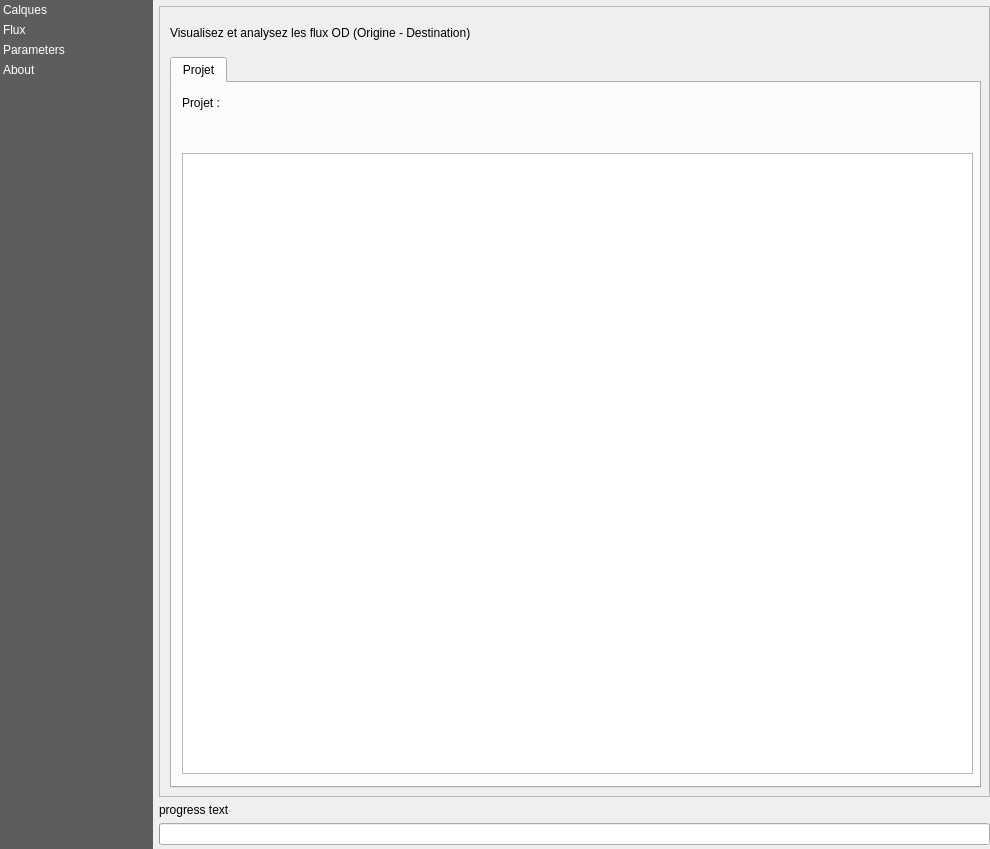
Before: the Qt Designer form tellae/dialogs/main_window.ui in tellae/qgis-tellae-plugin, drawn with Qt 5.
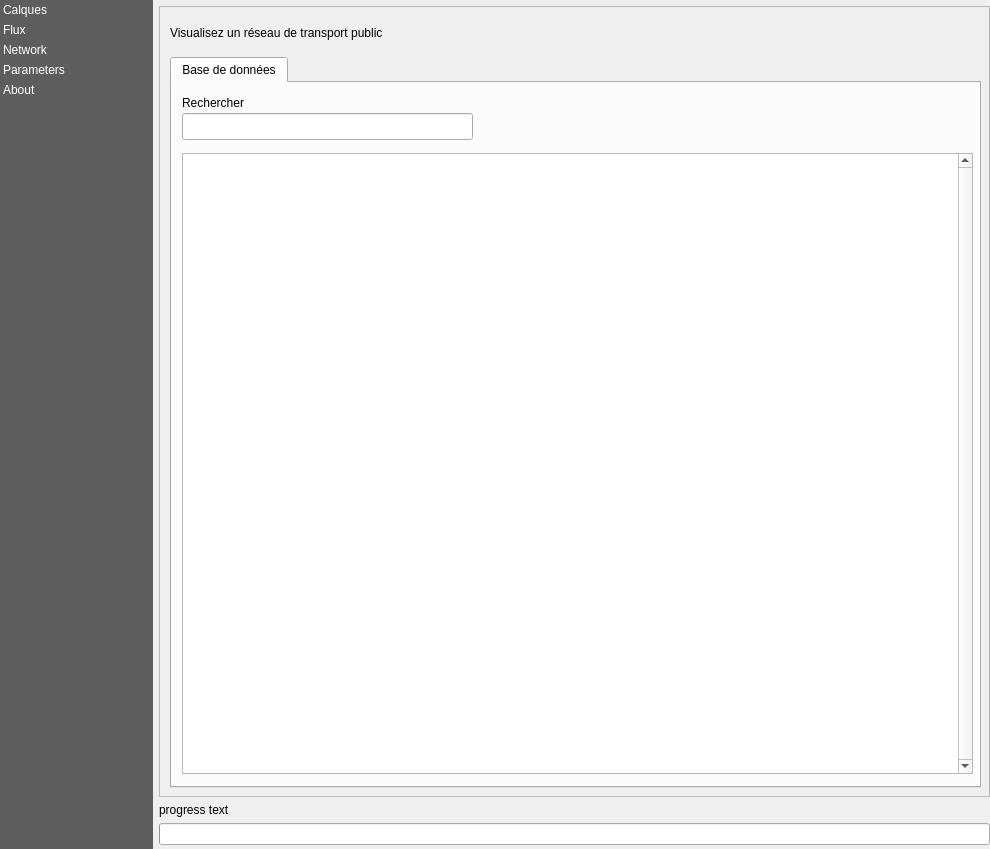
After: the same form once the commit is applied. Custom widgets are drawn as their Qt base class.

Commit message:
feat: added a Network panel (#43)
added a network panel with a "Database" tab
added new services for requesting stored networks
added new layer classes GtfsRoutesLayer and GtfsStopsLayer
refactored table logic in a DataTable class
added a constants.py module
improved group management for layers

```diff
--- a/tellae/dialogs/main_window.ui
+++ b/tellae/dialogs/main_window.ui
@@ -116,6 +116,11 @@
        <string>Flux</string>
       </property>
      </item>
+     <item>
+      <property name="text">
+       <string>Network</string>
+      </property>
+     </item>
      <item>
       <property name="text">
        <string>Parameters</string>
@@ -188,7 +193,7 @@
          <item>
           <widget class="QStackedWidget" name="stacked_panels_widget">
            <property name="currentIndex">
-            <number>1</number>
+            <number>2</number>
            </property>
            <widget class="QWidget" name="layers">
             <widget class="QWidget" name="verticalLayoutWidget">
@@ -400,6 +405,96 @@
              </layout>
             </widget>
            </widget>
+           <widget class="QWidget" name="network">
+            <widget class="QWidget" name="verticalLayoutWidget_4">
+             <property name="geometry">
+              <rect>
+               <x>10</x>
+               <y>50</y>
+               <width>811</width>
+               <height>731</height>
+              </rect>
+             </property>
+             <layout class="QVBoxLayout" name="verticalLayout_4">
+              <item>
+               <widget class="QTabWidget" name="add_network_tab">
+                <property name="currentIndex">
+                 <number>0</number>
+                </property>
+                <widget class="QWidget" name="database_2">
+                 <attribute name="title">
+                  <string>Base de données</string>
+                 </attribute>
+                 <widget class="QTableWidget" name="network_database_table">
+                  <property name="geometry">
+                   <rect>
+                    <x>10</x>
+                    <y>70</y>
+                    <width>791</width>
+                    <height>621</height>
+                   </rect>
+                  </property>
+                  <property name="toolTip">
+                   <string/>
+                  </property>
+                  <property name="autoFillBackground">
+                   <bool>false</bool>
+                  </property>
+                  <property name="verticalScrollBarPolicy">
+                   <enum>Qt::ScrollBarAlwaysOn</enum>
+                  </property>
+                  <property name="alternatingRowColors">
+                   <bool>true</bool>
+                  </property>
+                  <property name="selectionMode">
+                   <enum>QAbstractItemView::NoSelection</enum>
+                  </property>
+                  <attribute name="verticalHeaderVisible">
+                   <bool>false</bool>
+                  </attribute>
+                 </widget>
+                 <widget class="QLineEdit" name="network_search_bar">
+                  <property name="geometry">
+                   <rect>
+                    <x>10</x>
+                    <y>30</y>
+                    <width>291</width>
+                    <height>27</height>
+                   </rect>
+                  </property>
+                 </widget>
+                 <widget class="QLabel" name="label_5">
+                  <property name="geometry">
+                   <rect>
+                    <x>10</x>
+                    <y>10</y>
+                    <width>81</width>
+                    <height>19</height>
+                   </rect>
+                  </property>
+                  <property name="text">
+                   <string>Rechercher</string>
+                  </property>
+                 </widget>
+                </widget>
+               </widget>
+              </item>
+             </layout>
+            </widget>
+            <widget class="QLabel" name="label_8">
+             <property name="geometry">
+              <rect>
+               <x>10</x>
+               <y>10</y>
+               <width>811</width>
+               <height>31</height>
+              </rect>
+             </property>
+             <property name="text">
+              <string>Visualisez un réseau de transport public</string>
+             </property>
+            </widget>
+           </widget>
            <widget class="QWidget" name="parameters">
             <widget class="QPushButton" name="authButton">
              <property name="geometry">
```
Left out of the diff: 2 changed lines with no effect on the pictures. The commit also changes 24 other files.
